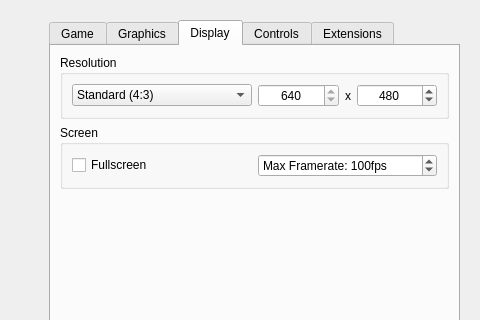
First picture: the form in CONFIG/res/maindialog.ui, repository isledecomp/isle-portable, before the edit; both pictures show x 120 to 600 and y 0 to 320 of the 600 by 480 pixel window.
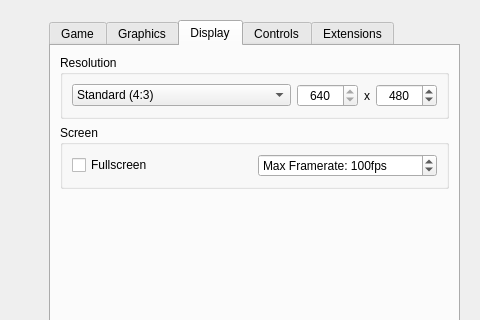
Second picture: the form after the edit. The open tabs and pages were chosen to show the change. Icons and pictures are not drawn.

Commit message: Adjust sizing of resolution spinboxes

What changed in the file:
```diff
--- a/CONFIG/res/maindialog.ui
+++ b/CONFIG/res/maindialog.ui
@@ -634,6 +634,12 @@
               <layout class="QHBoxLayout" name="resolution">
                <item>
                 <widget class="QSpinBox" name="xResSpinBox">
+                 <property name="sizePolicy">
+                  <sizepolicy hsizetype="Fixed" vsizetype="Fixed">
+                   <horstretch>0</horstretch>
+                   <verstretch>0</verstretch>
+                  </sizepolicy>
+                 </property>
                  <property name="alignment">
                   <set>Qt::AlignmentFlag::AlignCenter</set>
                  </property>
@@ -672,6 +678,12 @@
                  <property name="enabled">
                   <bool>true</bool>
                  </property>
+                 <property name="sizePolicy">
+                  <sizepolicy hsizetype="Fixed" vsizetype="Fixed">
+                   <horstretch>0</horstretch>
+                   <verstretch>0</verstretch>
+                  </sizepolicy>
+                 </property>
                  <property name="alignment">
                   <set>Qt::AlignmentFlag::AlignCenter</set>
                  </property>
```
